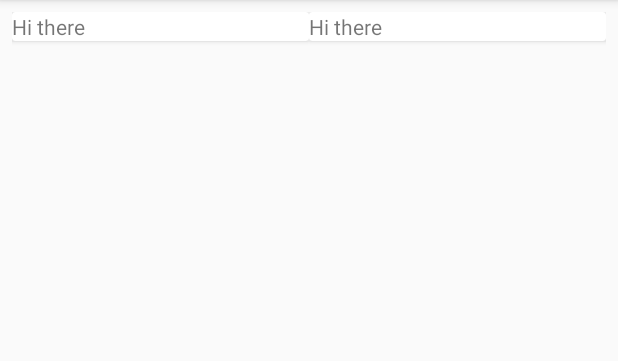
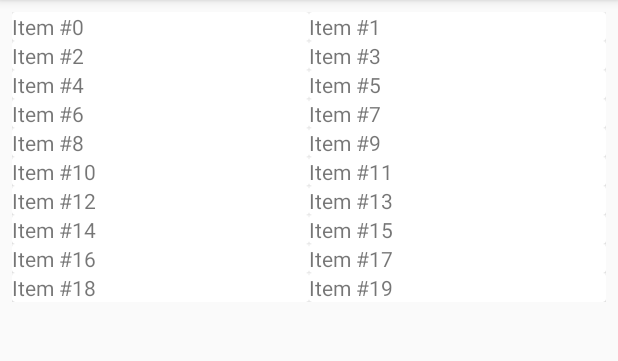
Before and after one commit to KatyaTulit/TulitImageViewer, an Android app: the screen it shows after launch (MainActivity), on a phone screen of 412 x 824 dp, the part 84-445 px from its top. Run offline under Robolectric (Android 15) with nearby library versions, the phone set to English and light mode, and no system bars.

Commit message:
Bound ViewHolder with newly generated data

```diff
--- a/app/src/main/java/Adapter/MyAdapter.java
+++ b/app/src/main/java/Adapter/MyAdapter.java
@@ -38,8 +38,8 @@ public class MyAdapter extends RecyclerView.Adapter<MyAdapter.ViewHolder>{
     // Here we bind our views to the data source and the RecyclerView
     @Override
     public void onBindViewHolder(@NonNull ViewHolder holder, int position) {
-        holder.name.setText("Hi there");
-
+        ListItem item = listItems.get(position);
+        holder.name.setText(item.getName());
     }
 
     // Gives us the count of listItems that we have
--- a/app/src/main/res/layout/list_item.xml
+++ b/app/src/main/res/layout/list_item.xml
@@ -1,7 +1,7 @@
 <?xml version="1.0" encoding="utf-8"?>
 <RelativeLayout xmlns:android="http://schemas.android.com/apk/res/android"
     android:layout_width="match_parent"
-    android:layout_height="match_parent">
+    android:layout_height="wrap_content">
 
 
     <android.support.v7.widget.CardView
```
